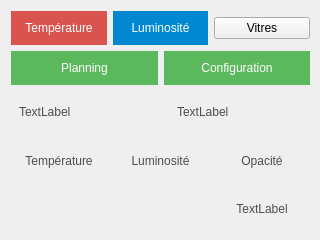
kimchicharlie/Envio, file thermostat/Thermostat/mainwindow.ui: the form before one commit.
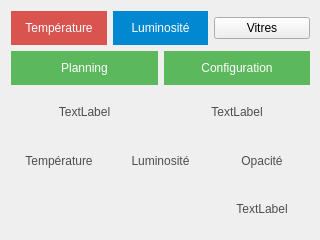
The form after the commit.

Patch:
```diff
--- a/thermostat/Thermostat/mainwindow.ui
+++ b/thermostat/Thermostat/mainwindow.ui
@@ -330,6 +330,9 @@
          <property name="text">
           <string>TextLabel</string>
          </property>
+         <property name="alignment">
+          <set>Qt::AlignCenter</set>
+         </property>
         </widget>
        </item>
        <item>
@@ -348,6 +351,9 @@
          <property name="text">
           <string>TextLabel</string>
          </property>
+         <property name="alignment">
+          <set>Qt::AlignCenter</set>
+         </property>
         </widget>
        </item>
       </layout>
```
Left out of the diff: 26 changed lines with no effect on the pictures.
